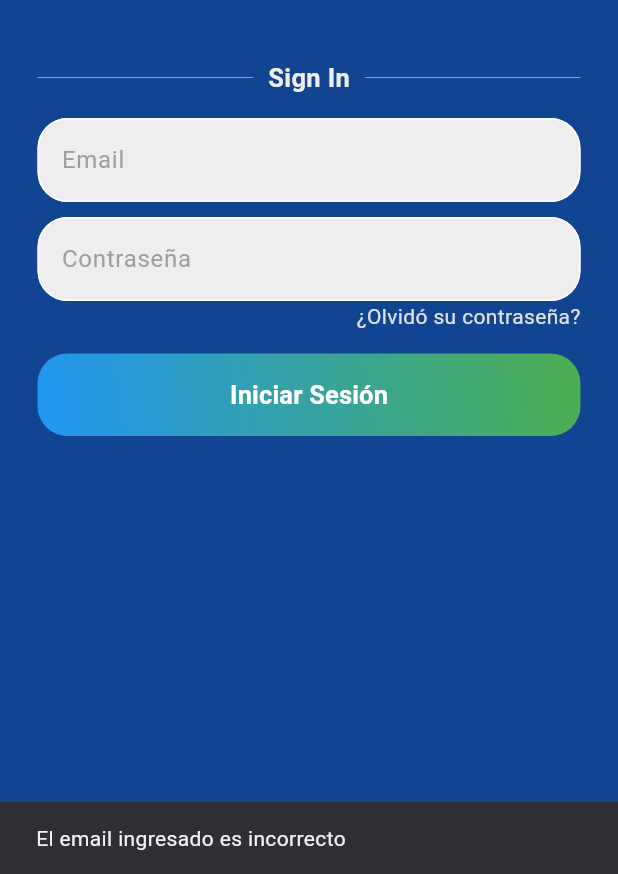
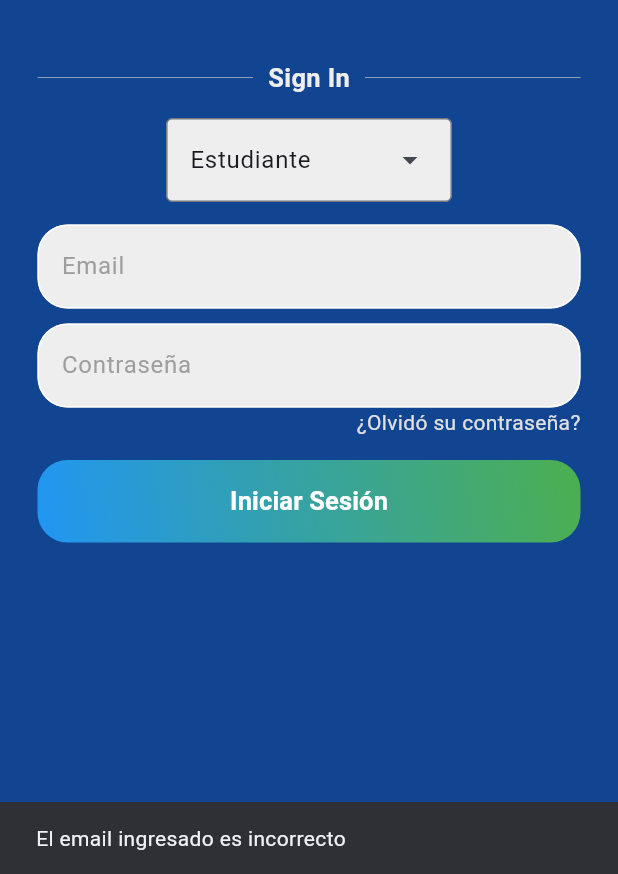
Before and after one commit to MiguelAlvarez97/wawa-mentor, a Flutter app: the screen it shows after launch, after a tap on "Iniciar Sesión", on a phone screen of 412 x 824 dp, the part 362-1236 px from its top. Run offline on Flutter 3.47's test engine with Material 3 defaults, Android fonts, the phone set to English and light mode, and no system bars; our stand-ins replace audioplayers, flutter_bloc, youtube_player_flutter.

Commit message:
correccion login

```diff
--- a/wawamentor/lib/bloc/auth_bloc.dart
+++ b/wawamentor/lib/bloc/auth_bloc.dart
@@ -10,6 +10,7 @@ class AuthBloc extends Bloc<AuthEvent, AuthState> {
     on<AuthloginRequested>((event, emit) async {
       emit(AuthLoading());
       try {
+        final rol = event.rol;
         final email = event.email;
         final password = event.password;
         final validacionEmail = RegExp(r'^[\w-\.]+@([\w-]+\.)+[\w-]{2,4}$');
@@ -22,7 +23,7 @@ class AuthBloc extends Bloc<AuthEvent, AuthState> {
             return emit(AuthFailure('Contraseña Incorrecta'));
           }
           await Future.delayed(const Duration(seconds: 1), () {
-            return emit(AuthSucces(uid: email));
+            return emit(AuthSucces(uid: email + rol));
           });
         }
       } catch (e) {
--- a/wawamentor/lib/bloc/auth_event.dart
+++ b/wawamentor/lib/bloc/auth_event.dart
@@ -6,8 +6,10 @@ sealed class AuthEvent {}
 final class AuthloginRequested extends AuthEvent {
   final String email;
   final String password;
+  final String rol;
 
-  AuthloginRequested({required this.email, required this.password});
+  AuthloginRequested(
+      {required this.email, required this.password, required this.rol});
 }
 
 final class AuthLogOutRequested extends AuthEvent {}
--- a/wawamentor/lib/main.dart
+++ b/wawamentor/lib/main.dart
@@ -25,9 +25,9 @@
                 seedColor: const Color.fromARGB(255, 17, 68, 145)),
             //useMaterial3: true,
           ),
-          home: LoginPage(),
+          home: const LoginPage(),
           routes: {
-            '/LoginPage': (context) => LoginPage(),
+            '/LoginPage': (context) => const LoginPage(),
             '/HomePage': (context) => const HomePage(),
             '/MetronomoPage': (context) => const MetronomoPage(),
             '/CursosPage': (context) => CourseDetailsPage(),
--- a/wawamentor/lib/presentation/pages/login_page.dart
+++ b/wawamentor/lib/presentation/pages/login_page.dart
@@ -5,16 +5,22 @@ import 'package:wawamentor/presentation/widgets/my_button.dart';
 import 'package:wawamentor/presentation/widgets/my_textfield.dart';
 import 'package:wawamentor/presentation/widgets/square_tile.dart';
 
-class LoginPage extends StatelessWidget {
-  LoginPage({super.key});
+class LoginPage extends StatefulWidget {
+  const LoginPage({super.key});
 
+  @override
+  State<LoginPage> createState() => _LoginPageState();
+}
+
+class _LoginPageState extends State<LoginPage> {
   // text editing controllers
   final emailController = TextEditingController();
+
   final passwordController = TextEditingController();
 
-  // sign user in method
-  void signUserIn() {}
+  final List<String> roles = <String>['Estudiante', 'Maestro', 'Administrador'];
 
+  String dropdownValue = 'Estudiante';
   @override
   Widget build(BuildContext context) {
     return Scaffold(
@@ -99,6 +105,30 @@ class LoginPage extends StatelessWidget {
                   ),
                 ),
                 const SizedBox(height: 15),
+
+                Container(
+                  padding: const EdgeInsets.symmetric(horizontal: 0),
+                  decoration: BoxDecoration(
+                      color: Colors.grey.shade200, //<-- SEE HERE
+                      borderRadius: BorderRadius.circular(5)),
+                  child: DropdownMenu<String>(
+                    initialSelection: roles.first,
+                    //expandedInsets: const EdgeInsets.symmetric(horizontal: 25),
+                    onSelected: (String? value) {
+                      // This is called when the user selects an item.
+                      setState(() {
+                        dropdownValue = value!;
+                      });
+                    },
+                    dropdownMenuEntries:
+                        roles.map<DropdownMenuEntry<String>>((String value) {
+                      return DropdownMenuEntry<String>(
+                          value: value, label: value);
+                    }).toList(),
+                  ),
+                ),
+
+                const SizedBox(height: 15),
                 //User name
                 Semantics(
                   label: 'email',
@@ -146,6 +176,7 @@ class LoginPage extends StatelessWidget {
                     onPressed: () {
                       // aqui llamo a mi evento bloc authloginRequest
                       context.read<AuthBloc>().add(AuthloginRequested(
+                            rol: dropdownValue,
                             email: emailController.text.trim(),
                             password: passwordController.text.trim(),
                           ));
```
